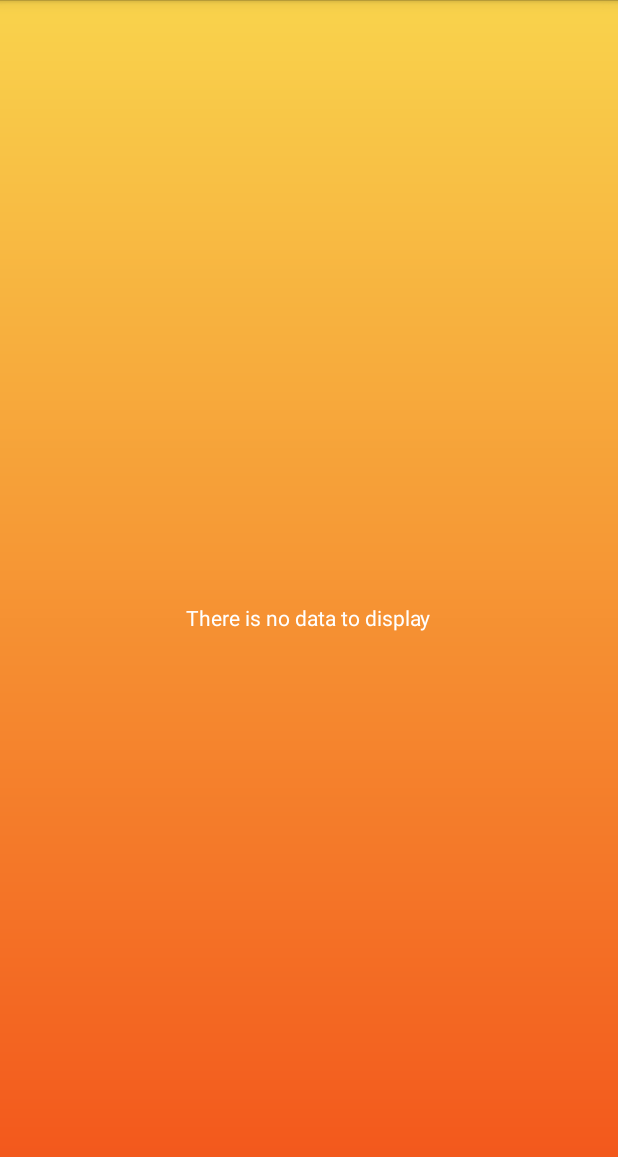
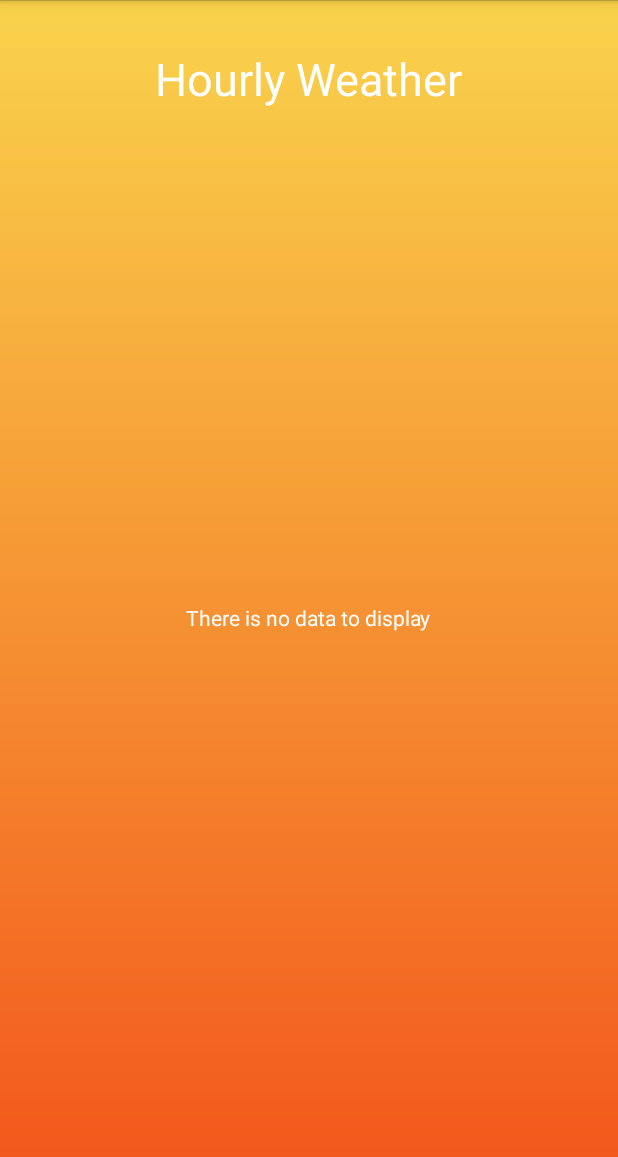
Before and after one commit to SeanKelleyx/StormyAndroid, an Android app: the HourlyForecastActivity screen opened directly, with no data from a screen before it, on a phone screen of 412 x 824 dp. Shown: the top 1157 px of the screen. Run offline under Robolectric (Android 15) with nearby library versions, the phone set to English and light mode, and no system bars; our stand-ins replace ButterKnife; 2 statements that could not run were skipped.

Commit message:
minor improvements to list item layouts

```diff
--- a/app/src/main/java/com/sean/stormy/ui/DailyForecastActivity.java
+++ b/app/src/main/java/com/sean/stormy/ui/DailyForecastActivity.java
@@ -25,6 +25,7 @@ public class DailyForecastActivity extends ListActivity {
     protected void onCreate(Bundle savedInstanceState) {
         super.onCreate(savedInstanceState);
         setContentView(R.layout.activity_daily_forecast);
+
         ButterKnife.inject(this);
 
         Intent intent = getIntent();
--- a/app/src/main/java/com/sean/stormy/ui/HourlyForecastActivity.java
+++ b/app/src/main/java/com/sean/stormy/ui/HourlyForecastActivity.java
@@ -4,6 +4,7 @@ import android.app.ListActivity;
 import android.content.Intent;
 import android.os.Bundle;
 import android.os.Parcelable;
+import android.widget.TextView;
 
 import com.sean.stormy.R;
 import com.sean.stormy.adapters.HourAdapter;
@@ -12,11 +13,13 @@ import com.sean.stormy.weather.Hour;
 import java.util.Arrays;
 
 import butterknife.ButterKnife;
+import butterknife.InjectView;
 
 public class HourlyForecastActivity extends ListActivity {
     private Hour[] mHours;
     private String mLocationString;
 
+    @InjectView(R.id.locationLabel) TextView mLocationLabel;
 
     @Override
     protected void onCreate(Bundle savedInstanceState) {
@@ -30,6 +33,8 @@ public class HourlyForecastActivity extends ListActivity {
         mHours = Arrays.copyOf(parcelables, parcelables.length, Hour[].class);
         mLocationString = intent.getStringExtra(MainActivity.CITY_STATE);
 
+        mLocationLabel.setText(mLocationString);
+
         HourAdapter adapter = new HourAdapter(this, mHours);
         setListAdapter(adapter);
     }
--- a/app/src/main/res/layout/activity_hourly_forecast.xml
+++ b/app/src/main/res/layout/activity_hourly_forecast.xml
@@ -9,10 +9,20 @@
                 tools:context="com.sean.stormy.ui.HourlyForecastActivity"
                 android:background="@drawable/bg_gradient">
 
-    <ListView
-        android:layout_width="match_parent"
-        android:layout_height="match_parent"
-        android:id="@android:id/list"/>
+    <LinearLayout xmlns:android="http://schemas.android.com/apk/res/android"
+                  android:orientation="vertical"
+                  android:layout_width="fill_parent"
+                  android:layout_height="fill_parent"
+                  android:gravity="center"
+                  android:layout_below="@+id/hourlyWeatherLabel"
+                  android:layout_above="@+id/locationLabel">
+
+        <ListView
+            android:layout_width="match_parent"
+            android:layout_height="match_parent"
+            android:id="@android:id/list"/>
+
+    </LinearLayout>
 
     <TextView
         android:layout_width="wrap_content"
@@ -23,5 +33,26 @@
         android:layout_centerVertical="true"
         android:layout_centerHorizontal="true"/>
 
+    <TextView
+        android:layout_width="wrap_content"
+        android:layout_height="wrap_content"
+        android:textColor="#FFFFFF"
+        android:text="Hourly Weather"
+        android:textSize="30sp"
+        android:id="@+id/hourlyWeatherLabel"
+        android:layout_alignParentTop="true"
+        android:layout_centerHorizontal="true"
+        android:layout_marginTop="16dp"/>
+
+    <TextView
+        android:layout_width="wrap_content"
+        android:layout_height="wrap_content"
+        android:id="@+id/locationLabel"
+        android:layout_alignParentBottom="true"
+        android:layout_centerHorizontal="true"
+        android:textColor="#FFFFFF"
+        android:textSize="18sp"
+        tools:text="Milwaukee, Wisconsin"
+        android:layout_marginBottom="10dp"/>
 
 </RelativeLayout>
```
Also changed, not shown: app/src/main/res/layout/hourly_list_item.xml (+23 -10 lines).
